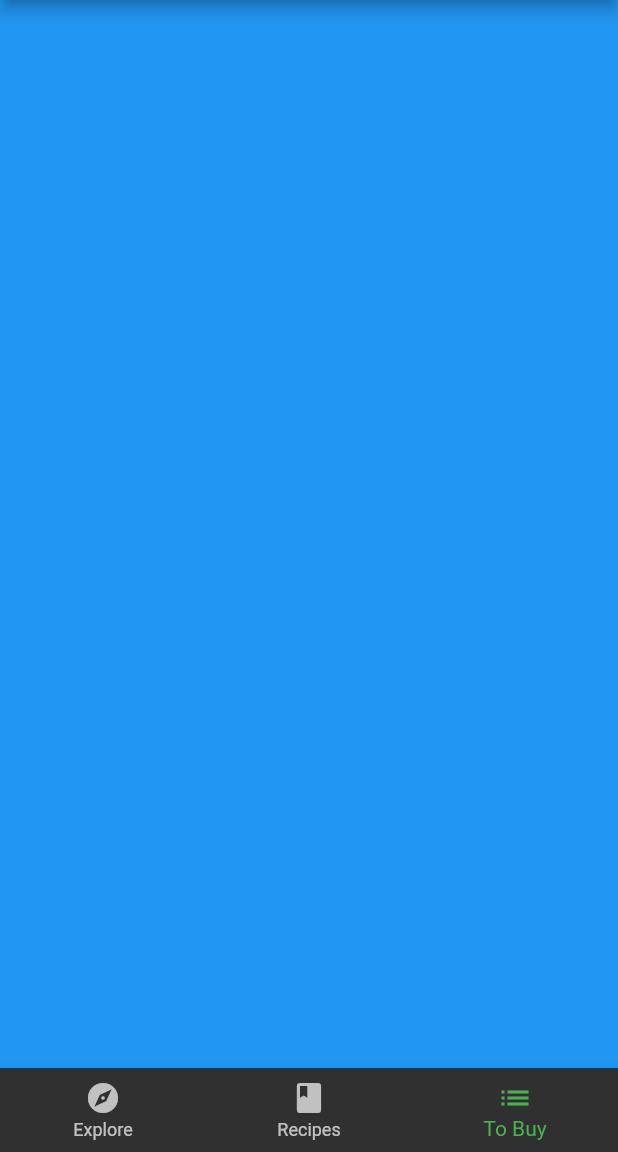
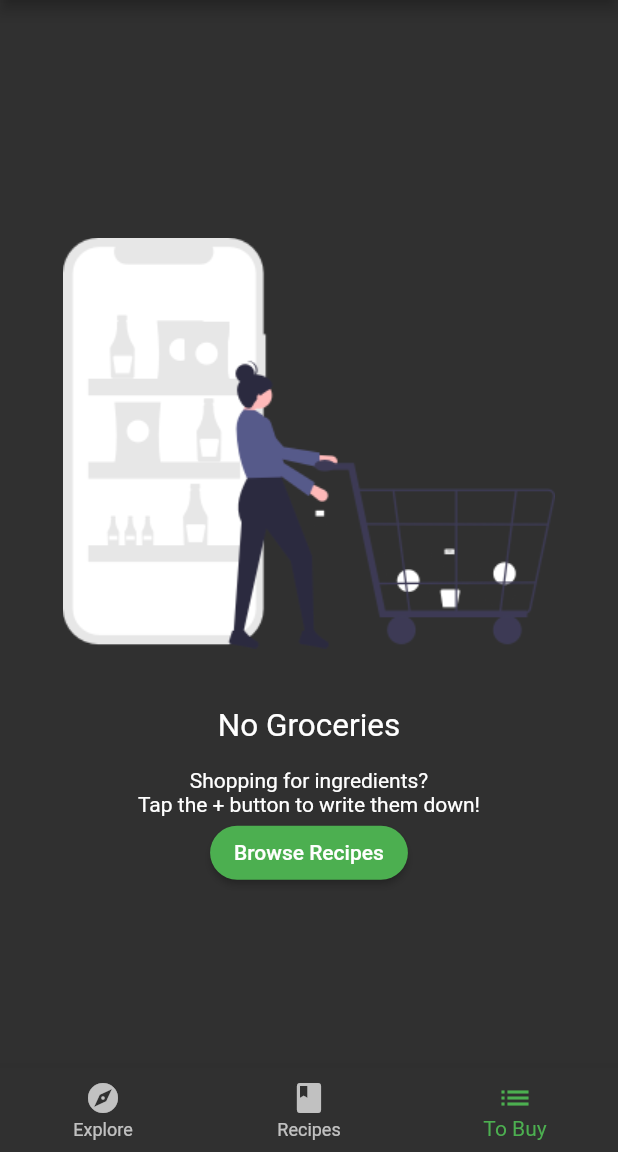
Before and after one commit to ericnjoroge/fooderlich, a Flutter app: the screen it shows after launch, item 3 of the bottom bar chosen, on a phone screen of 412 x 824 dp, the part 84-1236 px from its top. Run offline on Flutter 3.47's test engine with Material 2 defaults, Android fonts, the phone set to English and light mode, and no system bars; our stand-ins replace google_fonts.

Commit message:
add empty groceries view for when groceryscreen is empty

```diff
--- a/lib/home.dart
+++ b/lib/home.dart
@@ -1,6 +1,7 @@
 import 'package:flutter/material.dart';
 import 'screens/explore_screen.dart';
 import 'screens/recipes_screen.dart';
+import 'screens/grocery_screen.dart';
 
 class Home extends StatefulWidget {
   const Home({Key? key, required this.title}) : super(key: key);
@@ -18,7 +19,7 @@ class _HomeState extends State<Home> {
     ExploreScreen(),
     //TODO: Replace with RecipeScreen
     RecipesScreen(),
-    Container(color: Colors.blue),
+    GroceryScreen(),
   ];
 
   void _onItemTapped(int index) {
--- a/lib/models/models.dart
+++ b/lib/models/models.dart
@@ -2,3 +2,4 @@ export 'explore_recipe.dart';
 export 'post.dart';
 export 'simple_recipe.dart';
 export 'explore_data.dart';
+export 'grocery_item.dart';
--- /dev/null
+++ b/lib/screens/empty_grocery_screen.dart
@@ -0,0 +1,51 @@
+import 'package:flutter/material.dart';
+
+class EmptyGroceryScreen extends StatelessWidget {
+  const EmptyGroceryScreen({Key? key}) : super(key: key);
+
+  @override
+  Widget build(BuildContext context) {
+    //TODO: Add layout widgets
+    return Padding(
+      padding: const EdgeInsets.all(30.0),
+      child: Center(
+        child: Column(
+          mainAxisAlignment: MainAxisAlignment.center,
+          children: [
+            //TODO: Add empty image
+            Flexible(
+              child: AspectRatio(
+                aspectRatio: 1 / 1,
+                child: Image.asset('assets/fooderlich_assets/empty_list.png'),
+              ),
+            ),
+            //TODO: Add empty screen title
+            const Text(
+              'No Groceries',
+              style: TextStyle(fontSize: 21.0),
+            ),
+            //TODO: Add empty Screen subtitle
+            const SizedBox(
+              height: 16.0,
+            ),
+            const Text(
+              'Shopping for ingredients? \n'
+              'Tap the + button to write them down!',
+              textAlign: TextAlign.center,
+            ),
+            //TODO: Add browse recipes button
+            MaterialButton(
+                textColor: Colors.white,
+                child: const Text('Browse Recipes'),
+                shape: RoundedRectangleBorder(
+                    borderRadius: BorderRadius.circular(30.0)),
+                color: Colors.green,
+                onPressed: () {
+                  //TODO: Go to Recipes Tab
+                }),
+          ],
+        ),
+      ),
+    );
+  }
+}
--- /dev/null
+++ b/lib/screens/grocery_screen.dart
@@ -0,0 +1,13 @@
+import 'package:flutter/material.dart';
+import 'empty_grocery_screen.dart';
+
+class GroceryScreen extends StatelessWidget {
+  const GroceryScreen({Key? key}) : super(key: key);
+
+  @override
+  Widget build(BuildContext context) {
+    //TODO: Replace with Empty GroceryScreen
+    return const EmptyGroceryScreen();
+  }
+  //TODO: Add buildGrocerySCreen
+}
--- a/pubspec.yaml
+++ b/pubspec.yaml
@@ -17,6 +17,7 @@ dependencies:
   # Use with the CupertinoIcons class for iOS style icons.
   cupertino_icons: ^1.0.2
   google_fonts: ^2.1.0
+  provider: ^6.0.1
 
 dev_dependencies:
   flutter_test:
```
Also changed, not shown: pubspec.lock.
